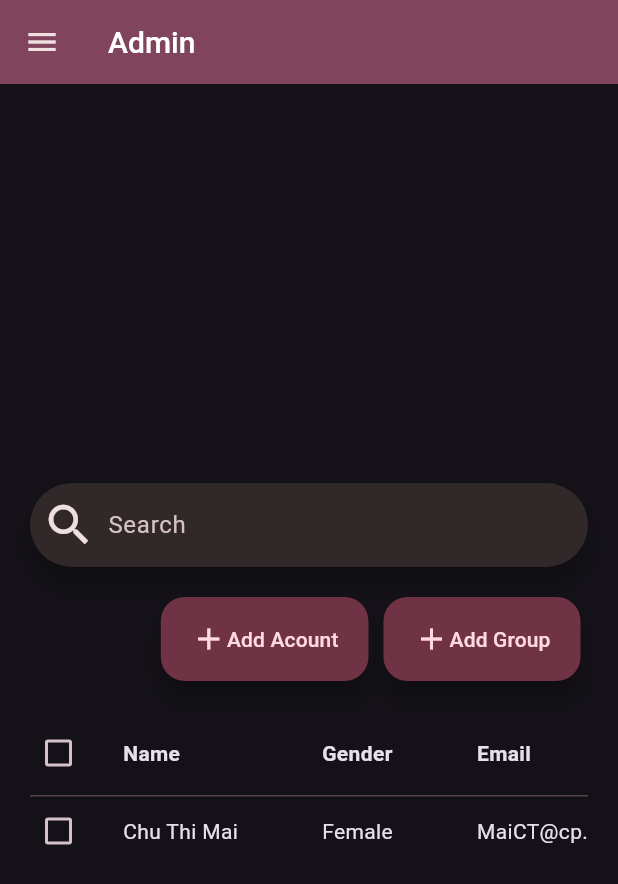
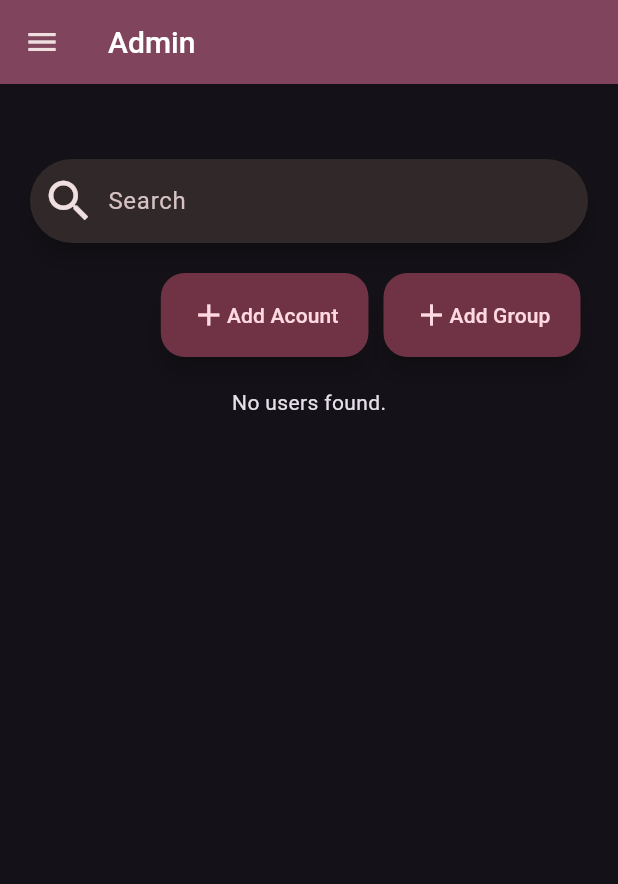
Before and after one commit to chuthimai/chat_app_ttcs, a Flutter app: the AdminMainScreen screen opened directly, on a phone screen of 412 x 824 dp. Shown: the top 884 px of the screen. Run offline on Flutter 3.47's test engine with Material 3 defaults, Android fonts, the phone set to English and light mode, and no system bars; our stand-ins replace cloud_firestore, firebase_auth, firebase_core; accounts and stored records are empty.

```diff
--- a/lib/forms/admin/user/users_table.dart
+++ b/lib/forms/admin/user/users_table.dart
@@ -1,6 +1,7 @@
 import 'package:chat_app_ttcs/models/user/user_seclected.dart';
 import 'package:chat_app_ttcs/forms/admin/user/user_form.dart';
 import 'package:chat_app_ttcs/models/user/user.dart';
+import 'package:cloud_firestore/cloud_firestore.dart';
 import 'package:flutter/material.dart';
 
 class UserTable extends StatefulWidget {
@@ -28,18 +29,11 @@ class _UserTableState extends State<UserTable> {
   //   role: "",
   // );
 
-  DataRow _showUser() {
-    return DataRow(
-        selected: false,
-        onSelectChanged: (bool? b) {
-          setState(() {
-            // userSelected.setSelected(userSelected.isSelected);
-          });
-        },
-        cells: [
-          DataCell(Text("Chu Thi Mai")),
-          DataCell(Text("Female")),
-          DataCell(Text("MaiCT@cp.vn")),
+  List<DataCell> _showUser(User user) {
+    return [
+          DataCell(Text(user.fullName)),
+          DataCell(Text(user.gender ? "Male" : "Female")),
+          DataCell(Text(user.companyEmail!)),
           DataCell(Text("None")),
           DataCell(Text("None")),
           DataCell(Text("User")),
@@ -68,17 +62,36 @@ class _UserTableState extends State<UserTable> {
               ),
             ],
           ))
-        ]);
+        ];
   }
 
   @override
   Widget build(BuildContext context) {
+    return StreamBuilder(
+      stream: FirebaseFirestore.instance.collection('Users').snapshots(),
+      builder: (ctx, snapshot) {
+        if (snapshot.connectionState == ConnectionState.waiting) {
+          return const CircularProgressIndicator();
+        }
+        print('users_table ${snapshot.data!.docs.length}');
+        if (snapshot.hasData == false || snapshot.data!.docs.isEmpty) {
+          return const Center(
+            child: Text("No users found."),
+          );
+        }
+        if (snapshot.hasError) {
+          return Text(snapshot.error.toString());
+        }
+
+        final allUsers = snapshot.data!.docs;
+        List<bool> selected = List<bool>.generate(allUsers.length, (int index) => false);
+
         return SingleChildScrollView(
           scrollDirection: Axis.horizontal,
           child: DataTable(
             checkboxHorizontalMargin: 10,
-          showCheckboxColumn: true,
-          columns: [
+            // showCheckboxColumn: true,
+            columns: const [
               DataColumn(
                 label: Text("Name"),
               ),
@@ -101,8 +114,36 @@ class _UserTableState extends State<UserTable> {
                 label: Text(""),
               ),
             ],
-          rows: [_showUser()],
+            rows: List<DataRow>.generate(
+              allUsers.length,
+              (int index) => DataRow(
+                color: MaterialStateProperty.resolveWith<Color?>((Set<MaterialState> states) {
+                  print('datarow ${index}');
+                  // Tất cả các dòng sẽ có màu được chọn giống nhau.
+                  if (states.contains(MaterialState.selected)) {
+                    return Theme.of(context)
+                        .colorScheme
+                        .primary
+                        .withOpacity(0.08);
+                  }
+                  // Các dòng chẵn sẽ có màu xám.
+                  if (index.isEven) {
+                    return Colors.grey.withOpacity(0.3);
+                  }
+                  return null; // Use default value for other states and odd rows.
+                }),
+                cells: _showUser(User.toUser(allUsers[0].data())),
+                selected: selected[index],
+                onSelectChanged: (bool? value) {
+                  setState(() {
+                    selected[index] = value!;
+                  });
+                },
               ),
+            ),
+          ),
+        );
+      },
     );
   }
 }
--- /dev/null
+++ b/lib/models/data_obj.dart
@@ -0,0 +1,3 @@
+abstract class DataObj {
+  toMap();
+}
--- a/lib/models/user/user.dart
+++ b/lib/models/user/user.dart
@@ -1,7 +1,8 @@
+import 'package:chat_app_ttcs/models/data_obj.dart';
 import 'package:chat_app_ttcs/models/process/process_email.dart';
 import 'package:chat_app_ttcs/models/process/process_name.dart';
 
-class User {
+class User extends DataObj {
   final String _idUser;
   String _fullName;
   final bool _gender;
@@ -11,6 +12,20 @@ class User {
   String _password;
   int? _idJobTransfer;
   String _role;
+  String _avartar = '';
+  bool _state = true;
+
+  bool get state => _state;
+
+  set state(bool value) {
+    _state = value;
+  }
+
+  String get avartar => _avartar;
+
+  set avartar(String value) {
+    _avartar = value;
+  }
 
   String get fullName => _fullName;
 
@@ -74,4 +89,42 @@ class User {
   }
 
   String? get companyEmail => _companyEmail;
+
+
+  set companyEmail(String? value) {
+    _companyEmail = value;
+  }
+
+  @override
+  Map<String, dynamic> toMap() => {
+        'id': _idUser,
+        'avatar': _avartar,
+        'companyEmail': _companyEmail,
+        'fullName': _fullName,
+        'gender': _gender,
+        'idJobTransfer': _idJobTransfer,
+        'password': _password,
+        'phoneNum': _phoneNum,
+        'role': _role,
+        'state': _state,
+        'userEmail': _userEmail
+      };
+
+  factory User.toUser(Map<String, dynamic> json) {
+    User user = User(
+      idUser: json['id'],
+      fullName: json['fullName'],
+      gender: json['gender'],
+      phoneNum: json['phoneNum'],
+      userEmail: json['userEmail'],
+      password: json['password'],
+      role: json['role'],
+    );
+    user.state = json['state'];
+    user.avartar = json['avatar'];
+    user.companyEmail = json['companyEmail'];
+    user.idJobTransfer = json['idJobTransfer'];
+
+    return user;
+  }
 }
--- a/lib/screens/admin/all_users_screen.dart
+++ b/lib/screens/admin/all_users_screen.dart
@@ -34,9 +34,9 @@ class _AllUsersScreenState extends State<AllUsersScreen> {
 
   @override
   Widget build(BuildContext context) {
-    return Center(
+    return Align(
+      alignment: Alignment.topCenter,
       child: Column(
-        mainAxisAlignment: MainAxisAlignment.center,
         children: [
           const SizedBox(
             height: 20,
@@ -71,7 +71,7 @@ class _AllUsersScreenState extends State<AllUsersScreen> {
           const SizedBox(
             height: 20,
           ),
-          UserTable(),
+          const UserTable(),
         ],
       ),
     );
--- a/pubspec.yaml
+++ b/pubspec.yaml
@@ -37,6 +37,8 @@ dependencies:
   cupertino_icons: ^1.0.6
   firebase_auth: ^4.19.4
   firebase_core: ^2.30.1
+  firebase_storage: ^11.7.4
+  cloud_firestore: ^4.17.2
 
 dev_dependencies:
   flutter_test:
```
Also changed, not shown: lib/db/main/db_role.dart (added, +17 -0 lines), lib/main.dart (+11 -6 lines), lib/screens/user/main_screen.dart (added, +30 -0 lines), pubspec.lock, 4 other files. Lines whose indentation alone changed are shown as unchanged.
